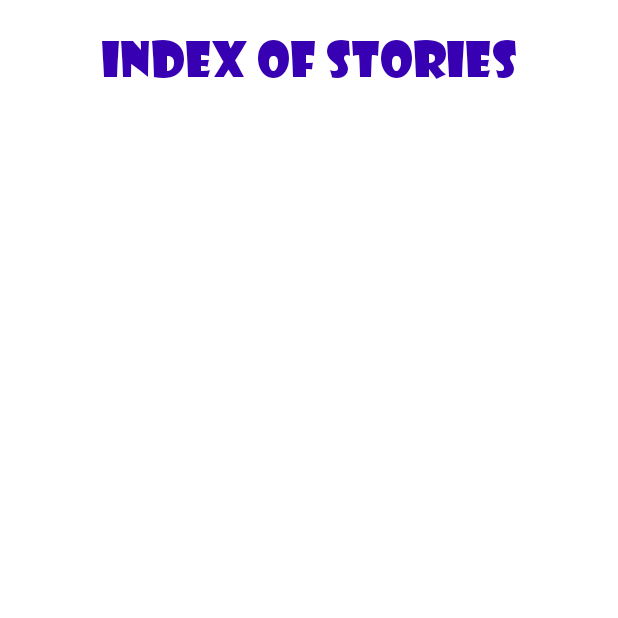
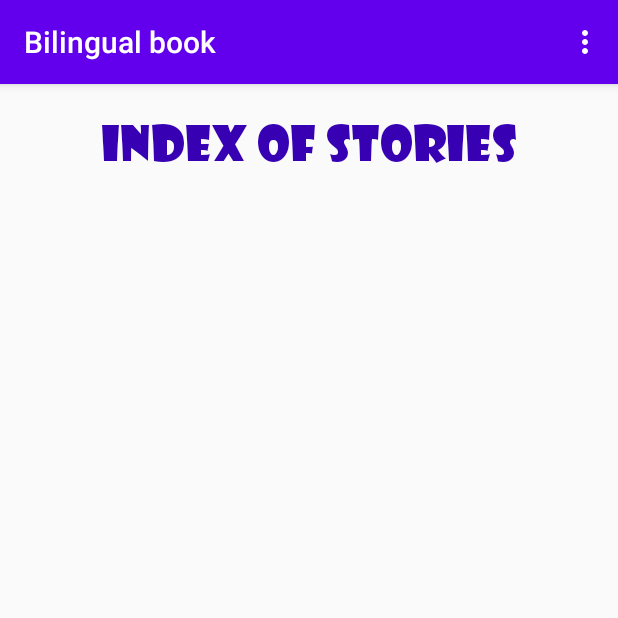
Before and after one commit to NARI1108/Bilingual_book, an Android app: the screen it shows after launch (MainActivity), on a phone screen of 412 x 824 dp, the top half of it. Run offline under Robolectric (Android 15) with nearby library versions, the light colour scheme and no system bars.

Commit message:
This piece of code is placed for both day and night themes. This code provides a bar and a white background for our app.

```diff
--- a/app/src/main/res/values-night/themes.xml
+++ b/app/src/main/res/values-night/themes.xml
@@ -1,6 +1,6 @@
 <resources xmlns:tools="http://schemas.android.com/tools">
     <!-- Base application theme. -->
-    <style name="Theme.BilingualBook" parent="Theme.MaterialComponents.Light.NoActionBar">
+    <style name="Theme.BilingualBook" parent="Theme.AppCompat.Light.DarkActionBar">
         <!-- Primary brand color. -->
         <item name="colorPrimary">@color/purple_200</item>
         <item name="colorPrimaryVariant">@color/purple_700</item>
--- a/app/src/main/res/values/themes.xml
+++ b/app/src/main/res/values/themes.xml
@@ -1,6 +1,6 @@
 <resources xmlns:tools="http://schemas.android.com/tools">
     <!-- Base application theme. -->
-    <style name="Theme.BilingualBook" parent="Theme.MaterialComponents.Light.NoActionBar">
+    <style name="Theme.BilingualBook" parent="Theme.AppCompat.Light.DarkActionBar">
         <!-- Primary brand color. -->
         <item name="colorPrimary">@color/purple_500</item>
         <item name="colorPrimaryVariant">@color/purple_700</item>
```
